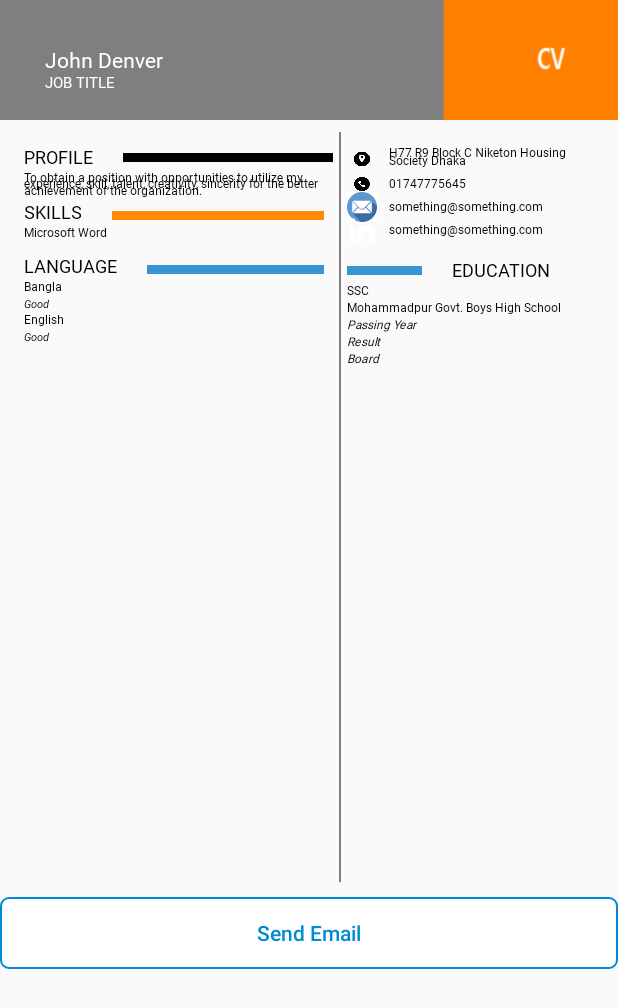
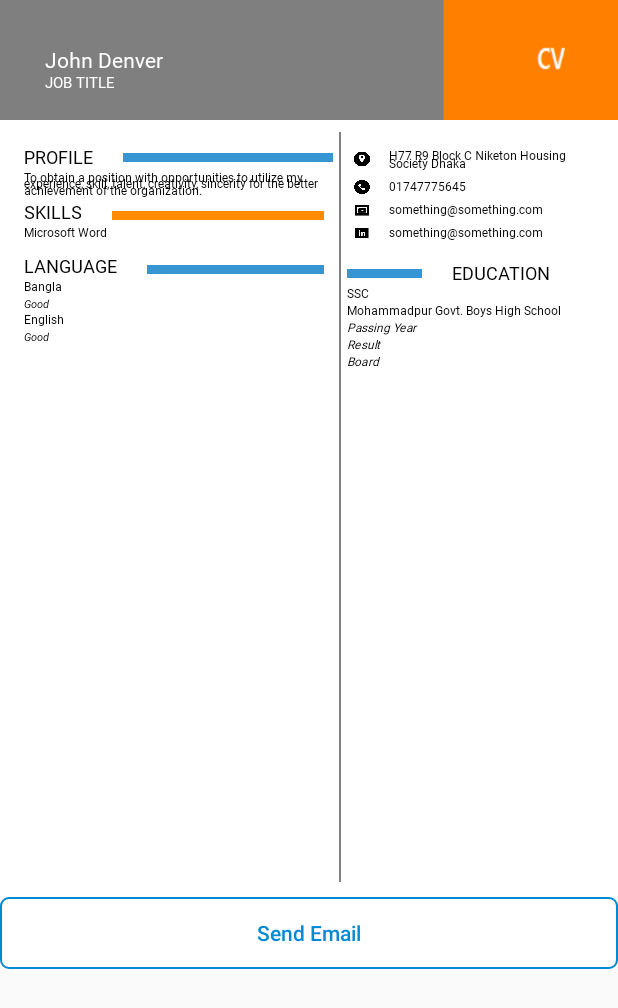
Before and after one commit to ProloySimulation/ResumeApp, an Android app: the layout activity_pdf_template5.xml on its own in the app's theme, with its tools: preview values and no code run, on a phone screen of 412 x 824 dp. Shown: the top 1008 px of the screen. Run offline under Robolectric (Android 15) with nearby library versions, the phone set to English and light mode, and no system bars.

Commit message:
Template5 Done

```diff
--- a/app/src/main/AndroidManifest.xml
+++ b/app/src/main/AndroidManifest.xml
@@ -7,6 +7,7 @@
     <uses-permission android:name="android.permission.INTERNET" />
     <uses-permission android:name="android.permission.WRITE_EXTERNAL_STORAGE" />
     <uses-permission android:name="com.google.android.c2dm.permission.RECEIVE" />
+
 
     <application
         android:allowBackup="true"
--- a/app/src/main/java/com/cvmaster/xosstech/GeneratePdf/PdfActivityTemplate5.java
+++ b/app/src/main/java/com/cvmaster/xosstech/GeneratePdf/PdfActivityTemplate5.java
@@ -49,7 +49,7 @@ public class PdfActivityTemplate5 extends AppCompatActivity implements View.OnCl
 
     private String pdfFileName="";
     private Bitmap bitmap;
-    private LinearLayout llPdf;
+    private RelativeLayout llPdf;
 
     private ViewFlipper viewFlipper;
     private Button btnPrint;
@@ -164,12 +164,14 @@ public class PdfActivityTemplate5 extends AppCompatActivity implements View.OnCl
 
         viewFlipper = findViewById(R.id.viewFlipper);
 
+        llPdf = findViewById(R.id.llPdfTemplate5);
+
         btnPrint = findViewById(R.id.btnTemplate5);
         btnPrint.setOnClickListener(this);
 
         btnSendEmail = findViewById(R.id.button_SendMail_pdfShowTemplate5);
         btnSendEmail.setOnClickListener(this);
-
+        btnSendEmail.setVisibility(View.GONE);
 
         imageView2 = findViewById(R.id.img_person);
         imageView2.setImageURI(Uri.fromFile(file));
--- a/app/src/main/res/layout/activity_pdf_template5.xml
+++ b/app/src/main/res/layout/activity_pdf_template5.xml
@@ -12,7 +12,9 @@
 
         <RelativeLayout
             android:layout_width="match_parent"
-            android:layout_height="match_parent">
+            android:layout_height="match_parent"
+            android:background="@color/white"
+            android:id="@+id/llPdfTemplate5">
 
             <RelativeLayout
                 android:id="@+id/rl_heading_top"
@@ -86,7 +88,7 @@
                         android:layout_marginTop="14dp"
                         android:layout_marginLeft="20dp"
                         android:layout_toEndOf="@id/tv_profile_heading"
-                        android:background="@color/colorBlack"/>
+                        android:background="@color/blue"/>
 
 
                     <TextView
@@ -603,6 +605,7 @@
                             android:layout_toRightOf="@id/img_location"
                             android:layout_width="match_parent"
                             android:layout_height="wrap_content"
+                            android:layout_marginTop="2dp"
                             android:layout_marginLeft="8dp"
                             android:text="H77 R9 Block C Niketon Housing Society Dhaka"
                             android:fontFamily="@font/balootammudoregular"
@@ -636,7 +639,7 @@
                             android:layout_below="@id/tv_contact_phone5"
                             android:layout_width="20dp"
                             android:layout_height="20dp"
-                            android:background="@drawable/email"/>
+                            android:background="@drawable/email_template5"/>
 
                         <TextView
                             android:id="@+id/tv_contact_email5"
@@ -657,7 +660,7 @@
                             android:layout_below="@id/tv_contact_email5"
                             android:layout_width="20dp"
                             android:layout_height="20dp"
-                            android:background="@drawable/ic_linkedin"/>
+                            android:background="@drawable/linkedin"/>
 
                         <TextView
                             android:id="@+id/tv_contact_linkedin5"
--- a/app/src/main/res/layout/fragment_template5.xml
+++ b/app/src/main/res/layout/fragment_template5.xml
@@ -12,7 +12,8 @@
 
         <RelativeLayout
             android:layout_width="match_parent"
-            android:layout_height="match_parent">
+            android:layout_height="match_parent"
+            android:background="@color/white">
 
             <RelativeLayout
                 android:id="@+id/rl_heading_top"
```
Also changed, not shown: app/src/main/java/com/cvmaster/xosstech/ChargingActivity.java (+10 -6 lines), app/src/main/res/drawable/email_template5.png (added), app/src/main/res/drawable/linkedin.png (added).
